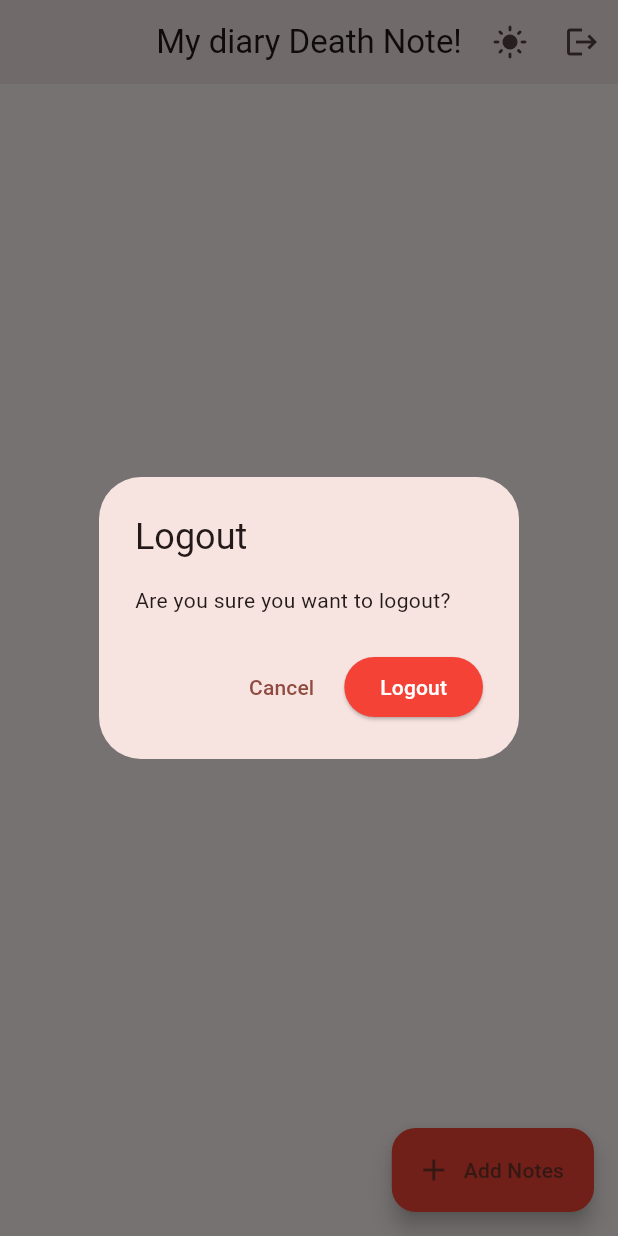
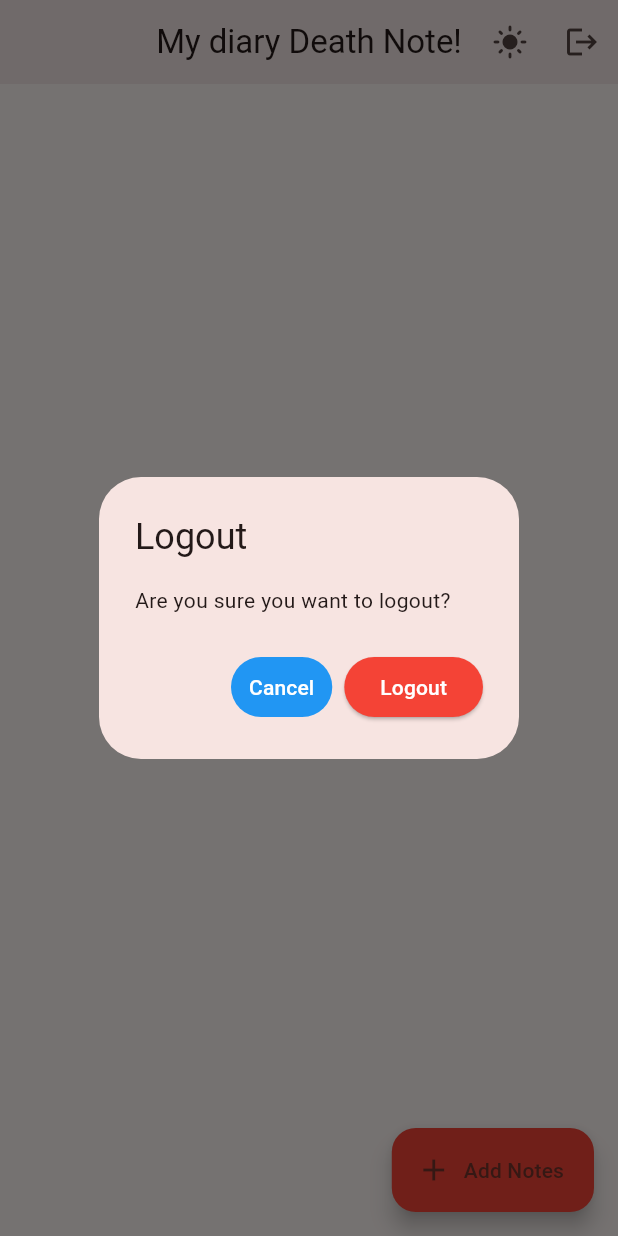
Before and after one commit to RheinSullivan/death_note_apps-ukm_laos, a Flutter app: the HomeScreen screen opened directly, after a tap on the "logout" icon, on a phone screen of 412 x 824 dp. Run offline on Flutter 3.47's test engine with Material 3 defaults, Android fonts, the phone set to English and light mode, and no system bars; our stand-ins replace shared_preferences, sqflite, sqflite_common_ffi; accounts and stored records are empty.

Commit message:
update ReadMe.md & add screenshot.png

```diff
--- a/lib/screen/home/screen.dart
+++ b/lib/screen/home/screen.dart
@@ -146,6 +146,10 @@
               onPressed: () {
                 Navigator.of(dialogContext).pop();
               },
+              style: TextButton.styleFrom(
+                backgroundColor: Colors.red,
+                foregroundColor: Colors.white,
+              ),
               child: const Text('Cancel'),
             ),
             ElevatedButton(
@@ -211,6 +215,10 @@
                         onPressed: () {
                           Navigator.of(dialogContext).pop();
                         },
+                        style: TextButton.styleFrom(
+                          backgroundColor: Colors.blue,
+                          foregroundColor: Colors.white,
+                        ),
                         child: const Text('Cancel'),
                       ),
                       ElevatedButton(
```
Also changed, not shown: 6 other files.
